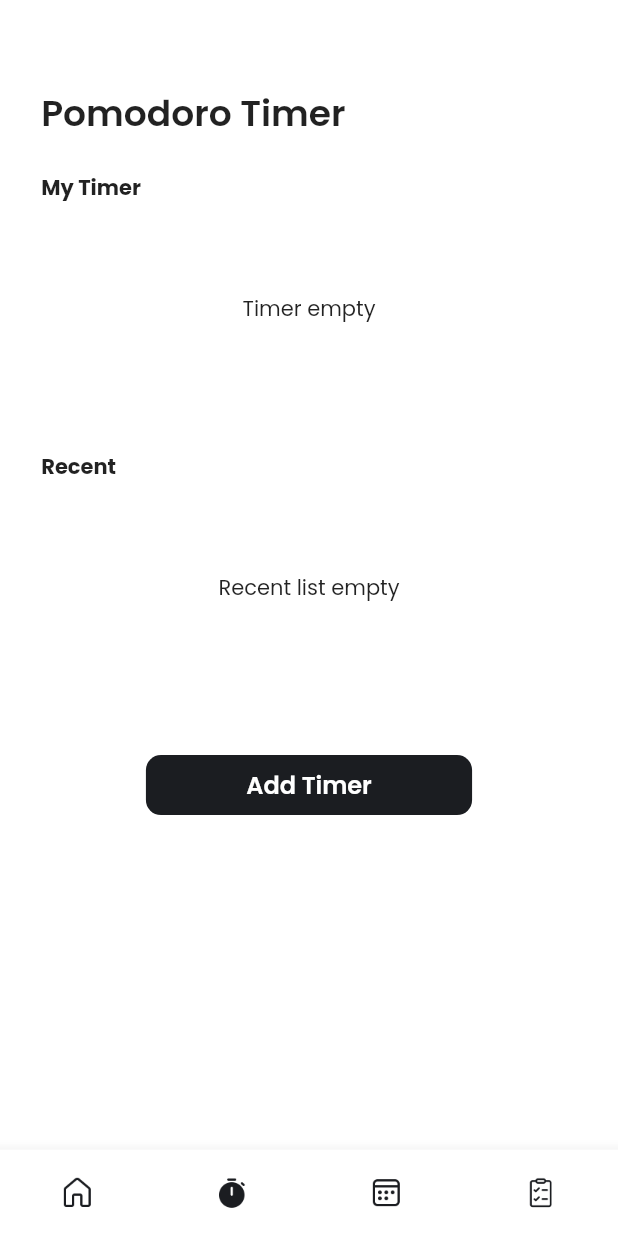
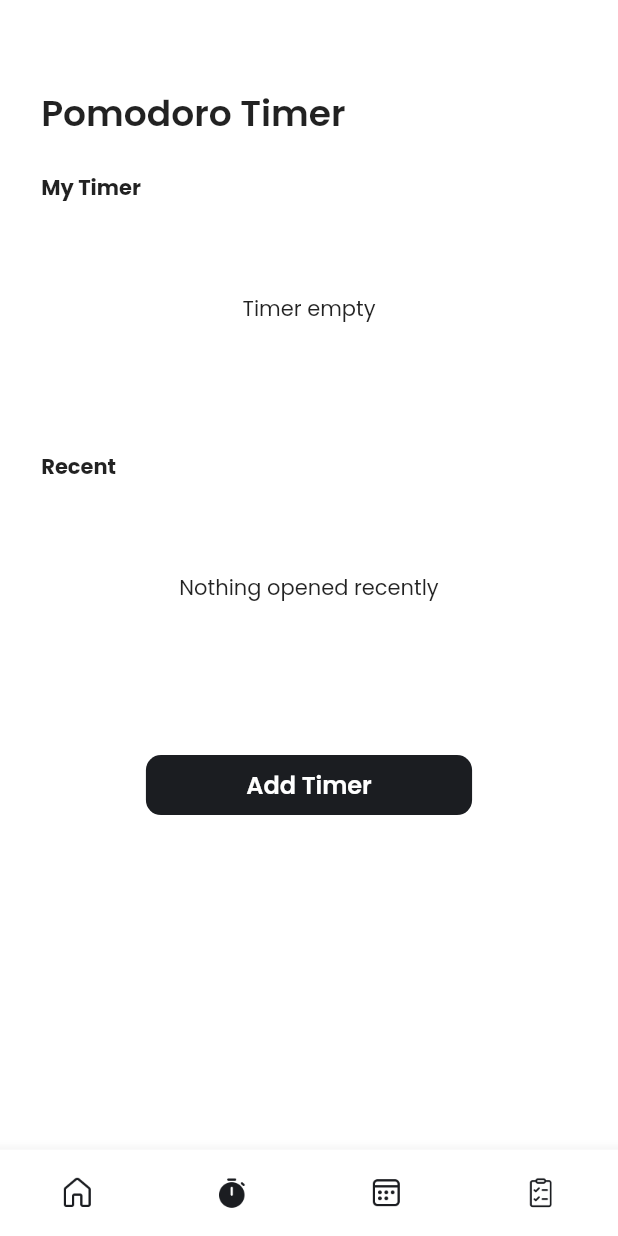
Before and after one commit to mayudevID/bloom, a Flutter app: the MainPageContent screen opened directly, item 2 of the bottom bar chosen, on a phone screen of 412 x 824 dp. Run offline on Flutter 3.47's test engine with Material 2 defaults, Android fonts, the phone set to English and light mode, and no system bars; our stand-ins replace awesome_notifications, bloc, cached_network_image, carousel_slider, cloud_firestore, connectivity_plus and 16 more; missing offline and left inert: flow_builder, flutter_facebook_auth; accounts and stored records are empty; network calls fail.

Commit message:
pomodoro recent list +

```diff
--- a/lib/features/pomodoro/domain/pomodoros_repository.dart
+++ b/lib/features/pomodoro/domain/pomodoros_repository.dart
@@ -12,6 +12,8 @@ class PomodorosRepository {
   Stream<PomodoroModel> getRecentList() => _pomodorosApi.getRecentList();
   Future<void> savePomodoro(PomodoroModel pomodoro) =>
       _pomodorosApi.savePomodoro(pomodoro);
+  Future<void> saveRecentList(PomodoroModel pomodoro) =>
+      _pomodorosApi.saveRecentList(pomodoro);
   Future<void> deletePomodoro(String id) => _pomodorosApi.deletePomodoro(id);
   Future<int> clearCompleted() => _pomodorosApi.clearCompleted();
   Future<int> completeAll({required bool isCompleted}) =>
--- a/lib/features/pomodoro/presentation/bloc/pomodoro_recent/pomodoro_recent_state.dart
+++ b/lib/features/pomodoro/presentation/bloc/pomodoro_recent/pomodoro_recent_state.dart
@@ -1,10 +1,31 @@
 part of 'pomodoro_recent_bloc.dart';
 
-abstract class PomodoroRecentState extends Equatable {
-  const PomodoroRecentState();
+enum PomodoroRecentStatus { initial, loading, success, failure }
+
+class PomodoroRecentState extends Equatable {
+  PomodoroRecentState({
+    this.status = PomodoroRecentStatus.initial,
+    PomodoroModel? pomodoro,
+  }) : pomodoro = pomodoro ?? PomodoroModel.empty;
+
+  final PomodoroRecentStatus status;
+  final PomodoroModel pomodoro;
+
+  //Iterable<PomodoroModel> get filteredPomodoro => filter.applyAll(pomodoro);
+
+  PomodoroRecentState copyWith({
+    PomodoroRecentStatus Function()? status,
+    PomodoroModel Function()? pomodoro,
+  }) {
+    return PomodoroRecentState(
+      status: status != null ? status() : this.status,
+      pomodoro: pomodoro != null ? pomodoro() : this.pomodoro,
+    );
+  }
 
   @override
-  List<Object> get props => [];
+  List<Object?> get props => [
+        status,
+        pomodoro,
+      ];
 }
-
-class PomodoroRecentInitial extends PomodoroRecentState {}
--- a/lib/features/pomodoro/presentation/bloc/timer/timer_bloc.dart
+++ b/lib/features/pomodoro/presentation/bloc/timer/timer_bloc.dart
@@ -44,8 +44,8 @@ class TimerBloc extends Bloc<TimerEvent, TimerState> {
       name: currUserData.name,
       habitStreak: currUserData.habitStreak,
       taskCompleted: currUserData.taskCompleted,
-      totalFocus:
-          currUserData.totalFocus + (state.duration * state.session / 60),
+      totalFocus: currUserData.totalFocus +
+          (event.data.durationMinutes * event.data.session / 60),
       missed: currUserData.missed,
       completed: currUserData.completed,
       streakLeft: currUserData.streakLeft,
--- a/lib/features/pomodoro/presentation/bloc/timer/timer_event.dart
+++ b/lib/features/pomodoro/presentation/bloc/timer/timer_event.dart
@@ -8,7 +8,9 @@ abstract class TimerEvent extends Equatable {
 }
 
 class SetUserData extends TimerEvent {
-  const SetUserData();
+  const SetUserData(this.data);
+
+  final PomodoroModel data;
 }
 
 class TimerSet extends TimerEvent {
--- a/lib/features/pomodoro/presentation/pages/pomodoro_page.dart
+++ b/lib/features/pomodoro/presentation/pages/pomodoro_page.dart
@@ -1,12 +1,15 @@
 // ignore_for_file: must_be_immutable
+import 'package:bloom/features/pomodoro/data/models/pomodoro_model.dart';
 import 'package:bloom/features/pomodoro/domain/pomodoros_repository.dart';
 import 'package:bloom/features/pomodoro/presentation/widgets/add_timer_dialog.dart';
+import 'package:bloom/features/pomodoro/presentation/widgets/pomodoro_recent_widget.dart';
 import 'package:flutter/material.dart';
 import 'package:flutter_bloc/flutter_bloc.dart';
 import 'package:scrollable_positioned_list/scrollable_positioned_list.dart';
 import '../../../../core/utils/function.dart';
 import '../../../../core/utils/theme.dart';
 import '../bloc/pomodoro_overview/pomodoros_overview_bloc.dart';
+import '../bloc/pomodoro_recent/pomodoro_recent_bloc.dart';
 import '../widgets/pomodoro_card.dart';
 
 class PomodoroPage extends StatelessWidget {
@@ -14,12 +17,23 @@ class PomodoroPage extends StatelessWidget {
 
   @override
   Widget build(BuildContext context) {
-    return BlocProvider(
+    return MultiBlocProvider(
+      providers: [
+        BlocProvider(
           create: (context) => PomodorosOverviewBloc(
             pomodorosRepository: context.read<PomodorosRepository>(),
           )..add(
               const PomodorosOverviewSubscriptionRequested(),
             ),
+        ),
+        BlocProvider(
+          create: (context) => PomodoroRecentBloc(
+            pomodorosRepository: context.read<PomodorosRepository>(),
+          )..add(
+              const PomodoroRecentSubscriptionRequested(),
+            ),
+        ),
+      ],
       child: PomodoroPageContent(),
     );
   }
@@ -177,19 +191,40 @@ class PomodoroPageContent extends StatelessWidget {
             ),
           ),
           SizedBox(height: getHeight(8, context)),
-          Center(
-            child: SizedBox(
+          BlocBuilder<PomodoroRecentBloc, PomodoroRecentState>(
+            builder: (context, state) {
+              if (state.status == PomodoroRecentStatus.success) {
+                if (state.pomodoro == PomodoroModel.empty) {
+                  return SizedBox(
                     height: getHeight(120, context),
                     child: const Center(
                       child: Text(
-                  'Recent list empty',
+                        'Nothing opened recently',
                         style: TextStyle(
                           fontFamily: "Poppins",
                           fontSize: 14,
                         ),
                       ),
                     ),
+                  );
+                } else {
+                  return PomodoroRecentWidget(pomodoroModel: state.pomodoro);
+                }
+              } else {
+                return SizedBox(
+                  height: getHeight(120, context),
+                  child: const Center(
+                    child: Text(
+                      'Nothing opened recently',
+                      style: TextStyle(
+                        fontFamily: "Poppins",
+                        fontSize: 14,
                       ),
+                    ),
+                  ),
+                );
+              }
+            },
           ),
           SizedBox(height: getHeight(48, context)),
           GestureDetector(
--- a/lib/features/pomodoro/presentation/pages/timer_page.dart
+++ b/lib/features/pomodoro/presentation/pages/timer_page.dart
@@ -45,7 +45,7 @@ class TimerPageContent extends StatelessWidget {
           if (state is TimerRunComplete) {
             createTimerNotification(pModel, state.session);
             if (state.isCompleted && state.session == pModel.session) {
-              context.read<TimerBloc>().add(const SetUserData());
+              context.read<TimerBloc>().add(SetUserData(pModel));
             }
           }
         },
```
Also changed, not shown: lib/features/pomodoro/presentation/bloc/pomodoro_recent/pomodoro_recent_bloc.dart (+33 -4 lines), lib/features/pomodoro/presentation/widgets/pomodoro_card.dart (+6 -5 lines), lib/features/pomodoro/presentation/widgets/pomodoro_recent_widget.dart (added, +74 -0 lines). Lines whose indentation alone changed are shown as unchanged.
